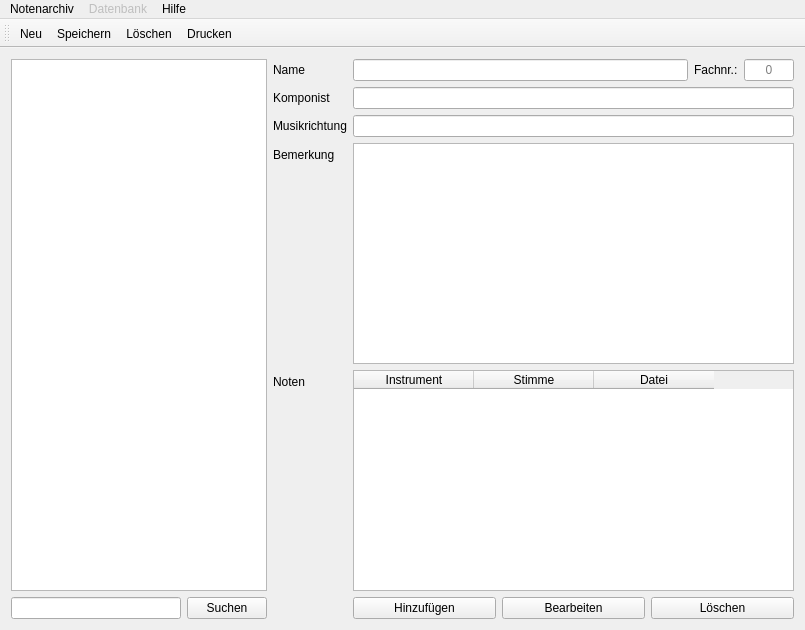
First picture: the form in MainWindow.ui, repository lukeelten/notenarchiv, before the edit.
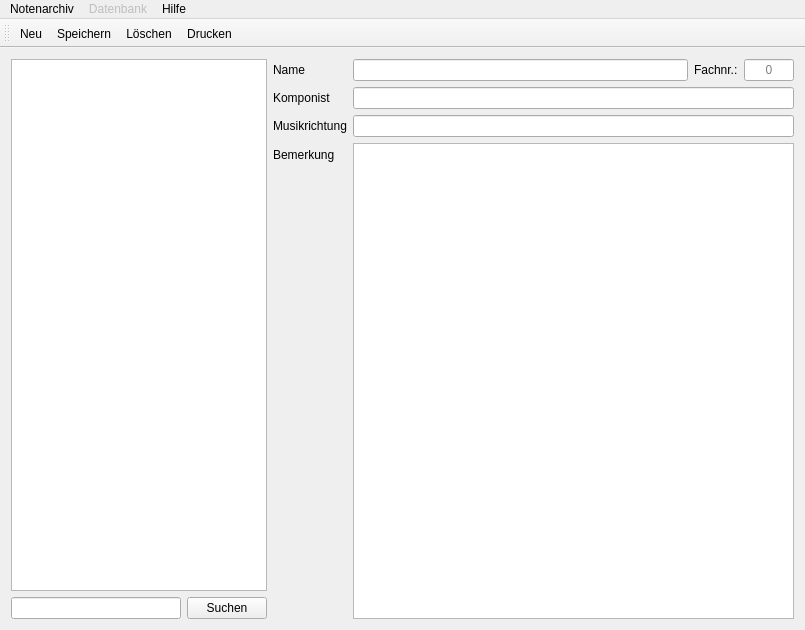
Second picture: the form after the edit. Icons and pictures are not drawn.

Commit message: Version 1.1 fertig XP Test erfolgreich

Patch:
```diff
--- a/MainWindow.ui
+++ b/MainWindow.ui
@@ -104,6 +104,9 @@
      <layout class="QVBoxLayout" name="verticalLayout">
       <item>
        <layout class="QFormLayout" name="formLayout">
+        <property name="fieldGrowthPolicy">
+         <enum>QFormLayout::AllNonFixedFieldsGrow</enum>
+        </property>
         <item row="0" column="0">
          <widget class="QLabel" name="label">
           <property name="text">
@@ -111,33 +114,6 @@
           </property>
          </widget>
         </item>
-        <item row="1" column="0">
-         <widget class="QLabel" name="label_25">
-          <property name="text">
-           <string>Komponist</string>
-          </property>
-         </widget>
-        </item>
-        <item row="1" column="1">
-         <widget class="QLineEdit" name="textWriter"/>
-        </item>
-        <item row="2" column="0">
-         <widget class="QLabel" name="label_3">
-          <property name="text">
-           <string>Musikrichtung</string>
-          </property>
-         </widget>
-        </item>
-        <item row="2" column="1">
-         <widget class="QLineEdit" name="textStyle"/>
-        </item>
-        <item row="3" column="0">
-         <widget class="QLabel" name="label_2">
-          <property name="text">
-           <string>Bemerkung</string>
-          </property>
-         </widget>
-        </item>
         <item row="0" column="1">
          <layout class="QHBoxLayout" name="horizontalLayout_3">
           <item>
@@ -195,85 +171,31 @@
           </item>
          </layout>
         </item>
-        <item row="4" column="0">
-         <widget class="QLabel" name="label_5">
+        <item row="1" column="0">
+         <widget class="QLabel" name="label_25">
           <property name="text">
-           <string>Noten</string>
+           <string>Komponist</string>
           </property>
          </widget>
         </item>
-        <item row="5" column="1">
-         <layout class="QHBoxLayout" name="horizontalLayout_4">
-          <property name="leftMargin">
-           <number>0</number>
+        <item row="1" column="1">
+         <widget class="QLineEdit" name="textWriter"/>
+        </item>
+        <item row="2" column="0">
+         <widget class="QLabel" name="label_3">
+          <property name="text">
+           <string>Musikrichtung</string>
           </property>
-          <property name="topMargin">
-           <number>0</number>
-          </property>
-          <item>
-           <widget class="QPushButton" name="buttonAdd">
-            <property name="text">
-             <string>Hinzufügen</string>
-            </property>
-           </widget>
-          </item>
-          <item>
-           <widget class="QPushButton" name="buttonEdit">
-            <property name="text">
-             <string>Bearbeiten</string>
-            </property>
-           </widget>
-          </item>
-          <item>
-           <widget class="QPushButton" name="buttonDelete">
-            <property name="text">
-             <string>Löschen</string>
-            </property>
-           </widget>
-          </item>
-         </layout>
+         </widget>
         </item>
-        <item row="4" column="1">
-         <widget class="QTableWidget" name="files">
-          <property name="editTriggers">
-           <set>QAbstractItemView::NoEditTriggers</set>
+        <item row="2" column="1">
+         <widget class="QLineEdit" name="textStyle"/>
+        </item>
+        <item row="3" column="0">
+         <widget class="QLabel" name="label_2">
+          <property name="text">
+           <string>Bemerkung</string>
           </property>
-          <property name="selectionMode">
-           <enum>QAbstractItemView::ExtendedSelection</enum>
-          </property>
-          <property name="selectionBehavior">
-           <enum>QAbstractItemView::SelectRows</enum>
-          </property>
-          <property name="sortingEnabled">
-           <bool>true</bool>
-          </property>
-          <attribute name="horizontalHeaderCascadingSectionResizes">
-           <bool>false</bool>
-          </attribute>
-          <attribute name="horizontalHeaderDefaultSectionSize">
-           <number>120</number>
-          </attribute>
-          <attribute name="verticalHeaderCascadingSectionResizes">
-           <bool>false</bool>
-          </attribute>
-          <attribute name="verticalHeaderShowSortIndicator" stdset="0">
-           <bool>false</bool>
-          </attribute>
-          <column>
-           <property name="text">
-            <string>Instrument</string>
-           </property>
-          </column>
-          <column>
-           <property name="text">
-            <string>Stimme</string>
-           </property>
-          </column>
-          <column>
-           <property name="text">
-            <string>Datei</string>
-           </property>
-          </column>
          </widget>
         </item>
         <item row="3" column="1">
@@ -281,7 +203,7 @@
           <property name="sizePolicy">
            <sizepolicy hsizetype="Expanding" vsizetype="Expanding">
             <horstretch>0</horstretch>
-            <verstretch>0</verstretch>
+            <verstretch>2</verstretch>
            </sizepolicy>
           </property>
           <property name="minimumSize">
```
The commit also changes 1 other file.
